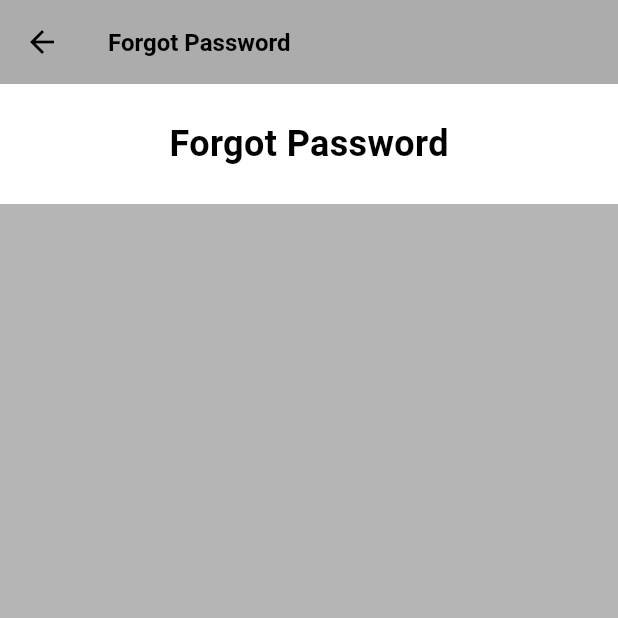
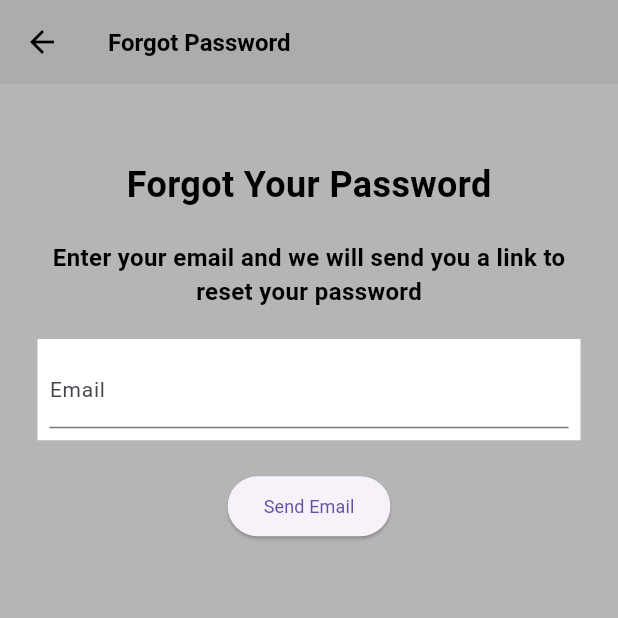
Before and after one commit to AryanRogye/Roll-Amigos, a Flutter app: the ForgotPw screen opened directly, on a phone screen of 412 x 824 dp, the top half of it. Run offline on Flutter 3.47's test engine with Material 3 defaults, Android fonts, the phone set to English and light mode, and no system bars; our stand-ins replace cloud_firestore, firebase_auth, firebase_core, google_mobile_ads, google_nav_bar, shared_preferences and 1 more; missing offline and left inert: tutorial_coach_mark; accounts and stored records are empty; Roboto replaces fonts that are missing (Poppins).

Commit message:
forgot password page done now need to edit the function inside Firebasefunction

```diff
--- a/lib/components/firebase/firebase_functions.dart
+++ b/lib/components/firebase/firebase_functions.dart
@@ -170,4 +170,15 @@ class FirebaseFunctions {
     }
     return roomName;
   }
+
+  //_______________________________________________________________
+  //FORGOT PASSWORD SEND EMAIL
+  //_______________________________________________________________
+  static Future<dynamic> forgotPassword(String email) async {
+    try {
+      final _db = FirebaseAuth.instance;
+    } except (e) {
+      return "error: $e";
+    }
+  }
 }
--- a/lib/pages/auth/forgot_pw.dart
+++ b/lib/pages/auth/forgot_pw.dart
@@ -8,30 +8,79 @@ class ForgotPw extends StatefulWidget {
 }
 
 class _ForgotPwState extends State<ForgotPw> {
+  final TextEditingController _emailController = TextEditingController();
   @override
   Widget build(BuildContext context) {
     return Scaffold(
       appBar: AppBar(
         title: const Text('Forgot Password'),
       ),
-      body: Column(
+      body: showForgotPw(),
+    );
+  }
+
+  showForgotPw() {
+    return Column(
       children: [
+        const SizedBox(height: 50),
         Container(
           alignment: Alignment.center,
           width: double.infinity,
-            height: 80,
-            color: const Color.fromARGB(255, 255, 255, 255),
           child: const Text(
-              "Forgot Password",
+            "Forgot Your Password",
             style: TextStyle(
               fontSize: 24,
               fontWeight: FontWeight.bold,
-                color: Colors.black,
             ),
           ),
         ),
+        const SizedBox(height: 20),
+        Container(
+          alignment: Alignment.center,
+          width: double.infinity,
+          child: const Text(
+            "Enter your email and we will send you a link to",
+            style: TextStyle(fontSize: 16, fontWeight: FontWeight.bold),
+          ),
+        ),
+        Container(
+          alignment: Alignment.center,
+          width: double.infinity,
+          child: const Text(
+            "reset your password",
+            style: TextStyle(fontSize: 16, fontWeight: FontWeight.bold),
+          ),
+        ),
+        const SizedBox(height: 20),
+        Padding(
+          padding: const EdgeInsets.symmetric(horizontal: 25),
+          child: Container(
+            color: Colors.white,
+            child: Padding(
+              padding: const EdgeInsets.all(8.0),
+              child: TextField(
+                cursorColor: Colors.black,
+                controller: _emailController,
+                style: const TextStyle(color: Colors.black),
+                decoration: const InputDecoration(
+                  labelText: 'Email',
+                  hintText: 'Enter your email',
+                ),
+              ),
+            ),
+          ),
+        ),
+        const SizedBox(height: 20),
+        ElevatedButton(
+          onPressed: () {},
+          child: const Text("Send Email"),
+        )
       ],
-      ),
     );
   }
+
+  void sendForgotPwEmail() {
+
   }
+
+}
```
Lines whose indentation alone changed are shown as unchanged.
